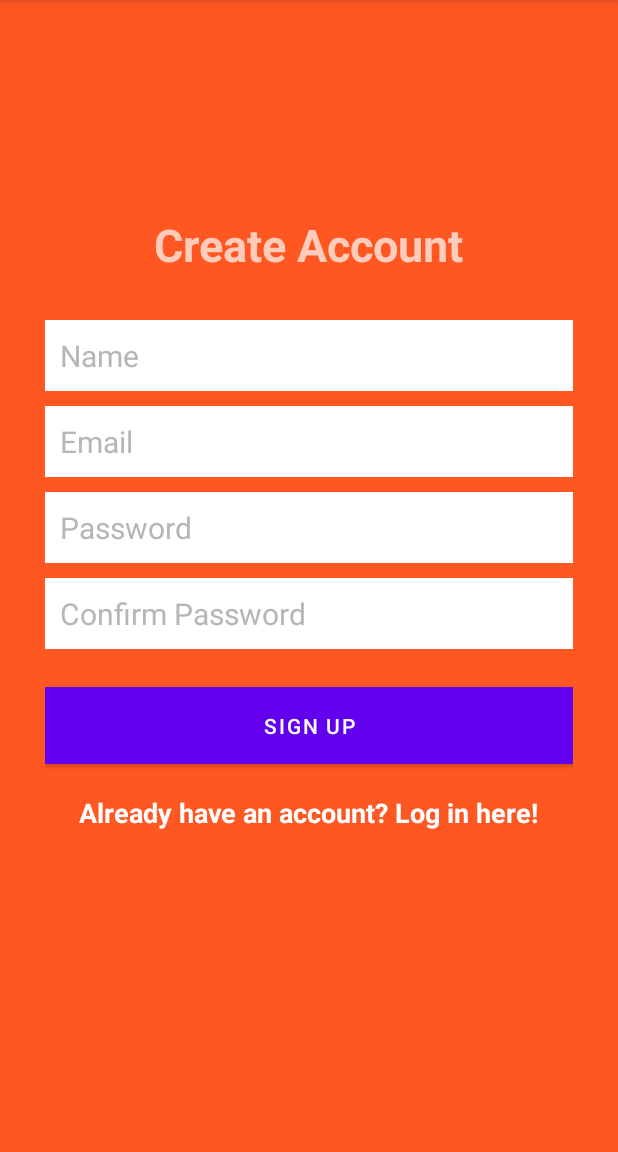
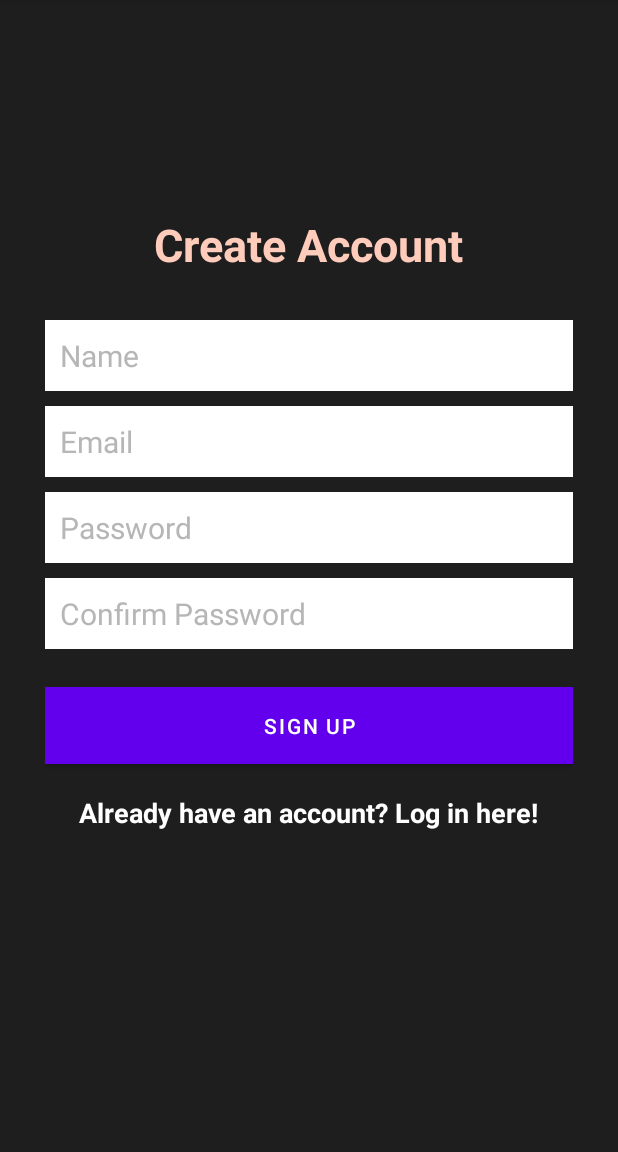
Before and after one commit to Isaac23-K/Gaming, an Android app: the CreateAccountActivity screen opened directly, with no data from a screen before it, on a phone screen of 412 x 824 dp, the part 84-1236 px from its top. Run offline under Robolectric (Android 15) with nearby library versions, the phone set to English and light mode, and no system bars; our stand-ins replace ButterKnife, Firebase (no records; nobody signed in at launch, a user with empty details on screens opened directly); 1 statement that could not run was skipped.

```diff
--- a/app/src/main/res/layout/activity_create_account.xml
+++ b/app/src/main/res/layout/activity_create_account.xml
@@ -5,7 +5,7 @@
     android:layout_width="match_parent"
     android:layout_height="match_parent"
     tools:context=".ui.CreateAccountActivity"
-    android:background="@color/colorPrimary">
+    android:background="@color/colorPrimaryText">
 
     <LinearLayout
         android:orientation="vertical"
--- a/app/src/main/res/layout/activity_login.xml
+++ b/app/src/main/res/layout/activity_login.xml
@@ -5,7 +5,7 @@
     android:layout_width="match_parent"
     android:layout_height="match_parent"
     tools:context=".ui.LoginActivity"
-    android:background="@color/colorPrimary">
+    android:background="@color/colorPrimaryText">
 
     <LinearLayout
         android:orientation="vertical"
```
